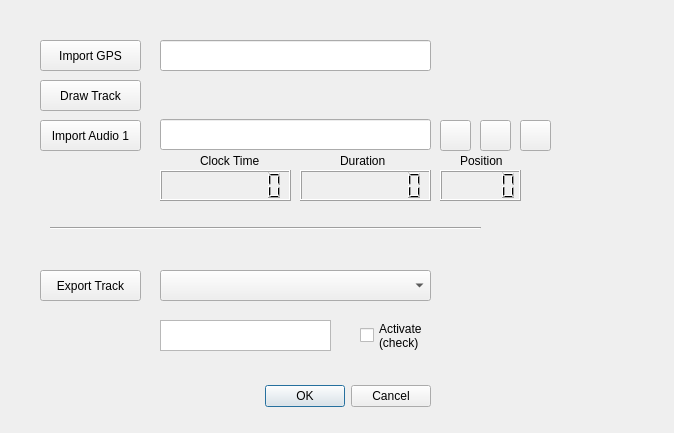
First picture: the form in QGISPlugin/MilkMachine/ui_milkmachine.ui, repository SeanKMcGinnis/250MilesCrossingPhila, before the edit.
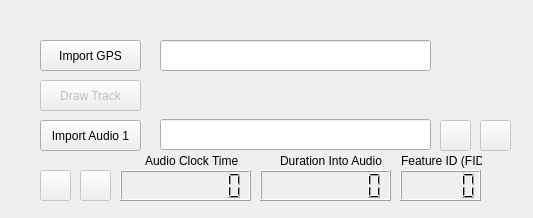
Second picture: the form after the edit. Icons and pictures are not drawn.

```diff
--- a/QGISPlugin/MilkMachine/ui_milkmachine.ui
+++ b/QGISPlugin/MilkMachine/ui_milkmachine.ui
@@ -6,8 +6,8 @@
    <rect>
     <x>0</x>
     <y>0</y>
-    <width>674</width>
-    <height>433</height>
+    <width>533</width>
+    <height>218</height>
    </rect>
   </property>
   <property name="windowTitle">
@@ -17,7 +17,7 @@
    <property name="geometry">
     <rect>
      <x>260</x>
-     <y>380</y>
+     <y>360</y>
      <width>171</width>
      <height>32</height>
     </rect>
@@ -75,10 +75,10 @@
   <widget class="Line" name="line">
    <property name="geometry">
     <rect>
-     <x>50</x>
+     <x>10</x>
      <y>220</y>
-     <width>431</width>
-     <height>16</height>
+     <width>511</width>
+     <height>20</height>
     </rect>
    </property>
    <property name="orientation">
@@ -106,6 +106,9 @@
    </property>
   </widget>
   <widget class="QPushButton" name="buttonDrawTrack">
+   <property name="enabled">
+    <bool>false</bool>
+   </property>
    <property name="geometry">
     <rect>
      <x>40</x>
@@ -186,6 +189,9 @@
    </property>
   </widget>
   <widget class="QPushButton" name="pushButton_clearAudio1">
+   <property name="enabled">
+    <bool>false</bool>
+   </property>
    <property name="geometry">
     <rect>
      <x>440</x>
@@ -203,10 +209,13 @@
    </property>
   </widget>
   <widget class="QPushButton" name="pushButton_Audio1">
+   <property name="enabled">
+    <bool>false</bool>
+   </property>
    <property name="geometry">
     <rect>
-     <x>480</x>
-     <y>120</y>
+     <x>40</x>
+     <y>170</y>
      <width>31</width>
      <height>31</height>
     </rect>
@@ -219,7 +228,7 @@
   <widget class="QLCDNumber" name="lcdNumber_Audio1_C">
    <property name="geometry">
     <rect>
-     <x>160</x>
+     <x>120</x>
      <y>170</y>
      <width>131</width>
      <height>31</height>
@@ -235,7 +244,7 @@
   <widget class="QLCDNumber" name="lcdNumber_Audio1_P">
    <property name="geometry">
     <rect>
-     <x>440</x>
+     <x>400</x>
      <y>170</y>
      <width>81</width>
      <height>31</height>
@@ -245,7 +254,7 @@
   <widget class="QLCDNumber" name="lcdNumber_Audio1_D">
    <property name="geometry">
     <rect>
-     <x>300</x>
+     <x>260</x>
      <y>170</y>
      <width>131</width>
      <height>31</height>
@@ -258,47 +267,50 @@
   <widget class="QLabel" name="label">
    <property name="geometry">
     <rect>
-     <x>200</x>
+     <x>145</x>
      <y>153</y>
-     <width>61</width>
+     <width>101</width>
      <height>16</height>
     </rect>
    </property>
    <property name="text">
-    <string>Clock Time</string>
+    <string>Audio Clock Time</string>
    </property>
   </widget>
   <widget class="QLabel" name="label_2">
    <property name="geometry">
     <rect>
-     <x>460</x>
+     <x>401</x>
      <y>153</y>
-     <width>61</width>
+     <width>81</width>
      <height>16</height>
     </rect>
    </property>
    <property name="text">
-    <string>Position</string>
+    <string>Feature ID (FID)</string>
    </property>
   </widget>
   <widget class="QLabel" name="label_3">
    <property name="geometry">
     <rect>
-     <x>340</x>
+     <x>280</x>
      <y>153</y>
-     <width>51</width>
+     <width>111</width>
      <height>16</height>
     </rect>
    </property>
    <property name="text">
-    <string>Duration</string>
+    <string>Duration Into Audio</string>
    </property>
   </widget>
   <widget class="QPushButton" name="pushButton_stop1">
+   <property name="enabled">
+    <bool>false</bool>
+   </property>
    <property name="geometry">
     <rect>
-     <x>520</x>
-     <y>120</y>
+     <x>80</x>
+     <y>170</y>
      <width>31</width>
      <height>31</height>
     </rect>
@@ -311,6 +323,35 @@
      <normaloff>:/plugins/milkmachine/stop.png</normaloff>:/plugins/milkmachine/stop.png</iconset>
    </property>
   </widget>
+  <widget class="QPushButton" name="pushButton_Audio1info">
+   <property name="enabled">
+    <bool>false</bool>
+   </property>
+   <property name="geometry">
+    <rect>
+     <x>480</x>
+     <y>120</y>
+     <width>31</width>
+     <height>31</height>
+    </rect>
+   </property>
+   <property name="toolTip">
+    <string>&lt;html&gt;&lt;head/&gt;&lt;body&gt;&lt;p&gt;Click for information about the current audio track&lt;/p&gt;&lt;/body&gt;&lt;/html&gt;</string>
+   </property>
+   <property name="text">
+    <string/>
+   </property>
+   <property name="icon">
+    <iconset resource="resources.qrc">
+     <normaloff>:/plugins/milkmachine/question.png</normaloff>:/plugins/milkmachine/question.png</iconset>
+   </property>
+   <property name="iconSize">
+    <size>
+     <width>24</width>
+     <height>24</height>
+    </size>
+   </property>
+  </widget>
  </widget>
  <resources>
   <include location="resources.qrc"/>
```
Left out of the diff: 33 changed lines with no effect on the pictures.
